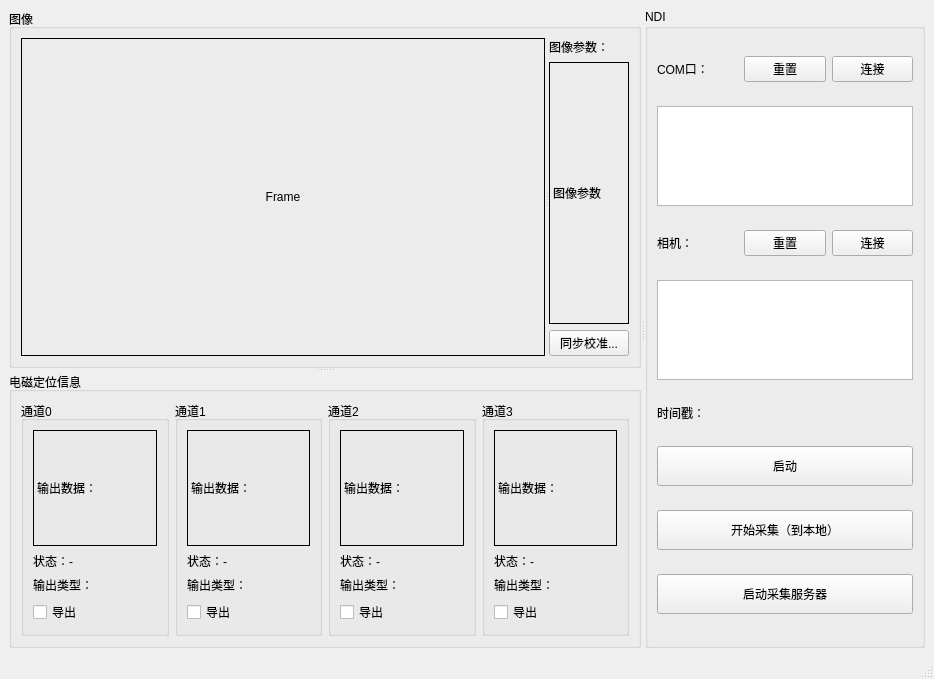
Above: mainwindow.ui from Backlory/VideoPoseSampler_QT before the change. Below: the same form after it.
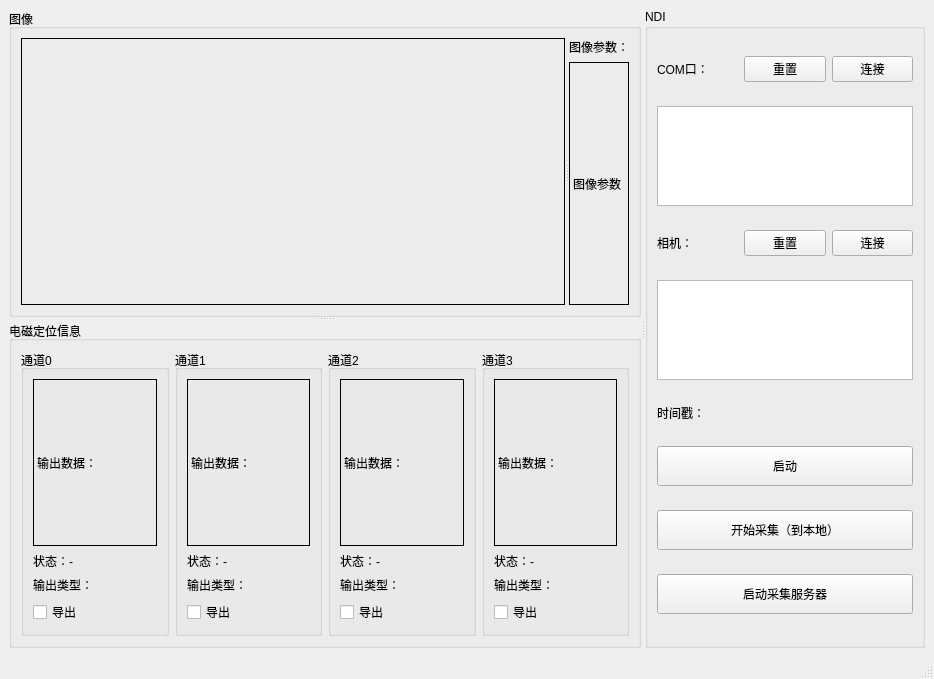
That is the form after the change. Icons and pictures are not drawn.

Patch:
```diff
--- a/mainwindow.ui
+++ b/mainwindow.ui
@@ -69,7 +69,13 @@
              <string notr="true">border: 1px solid black;</string>
             </property>
             <property name="text">
-             <string>Frame</string>
+             <string/>
+            </property>
+            <property name="pixmap">
+             <pixmap>source/scientific_background_image_en.png</pixmap>
+            </property>
+            <property name="scaledContents">
+             <bool>true</bool>
             </property>
             <property name="alignment">
              <set>Qt::AlignCenter</set>
@@ -109,19 +115,6 @@
                </property>
               </widget>
              </item>
-             <item>
-              <widget class="QPushButton" name="DelyaC_Pb">
-               <property name="sizePolicy">
-                <sizepolicy hsizetype="Preferred" vsizetype="Fixed">
-                 <horstretch>0</horstretch>
-                 <verstretch>0</verstretch>
-                </sizepolicy>
-               </property>
-               <property name="text">
-                <string>同步校准...</string>
-               </property>
-              </widget>
-             </item>
             </layout>
            </widget>
           </widget>
```
